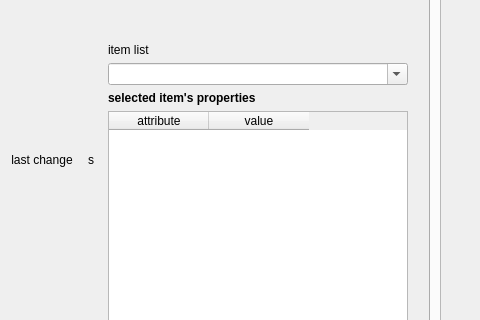
This is components/missionAgent/src/guiDlg.ui in robocomp/robocomp-shelly as Qt 5 draws it before an edit; both pictures show x 0 to 480 and y 302 to 622 of the 1201 by 876 pixel window. The edited form follows.
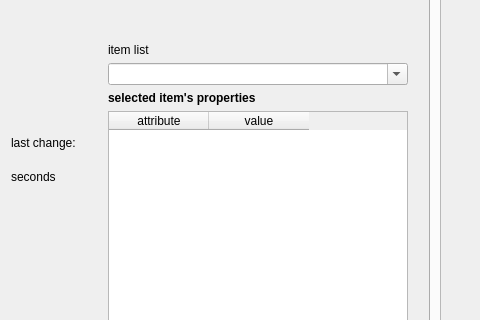
This is the edited form.

```diff
--- a/components/missionAgent/src/guiDlg.ui
+++ b/components/missionAgent/src/guiDlg.ui
@@ -82,11 +82,9 @@
         </spacer>
        </item>
        <item>
-        <layout class="QHBoxLayout" name="horizontalLayout_2">
-         <item>
           <widget class="QLabel" name="label_7">
            <property name="text">
-            <string>&lt;html&gt;&lt;head/&gt;&lt;body&gt;&lt;p align=&quot;center&quot;&gt;last change&lt;/p&gt;&lt;/body&gt;&lt;/html&gt;</string>
+          <string>&lt;html&gt;&lt;head/&gt;&lt;body&gt;&lt;p&gt;last change:&lt;/p&gt;&lt;/body&gt;&lt;/html&gt;</string>
            </property>
           </widget>
          </item>
@@ -100,11 +98,9 @@
          <item>
           <widget class="QLabel" name="label_8">
            <property name="text">
-            <string>s</string>
-           </property>
-          </widget>
-         </item>
-        </layout>
+          <string>seconds</string>
+         </property>
+        </widget>
        </item>
        <item>
         <spacer name="verticalSpacer_2">
```
Lines whose indentation alone changed are shown as unchanged.
